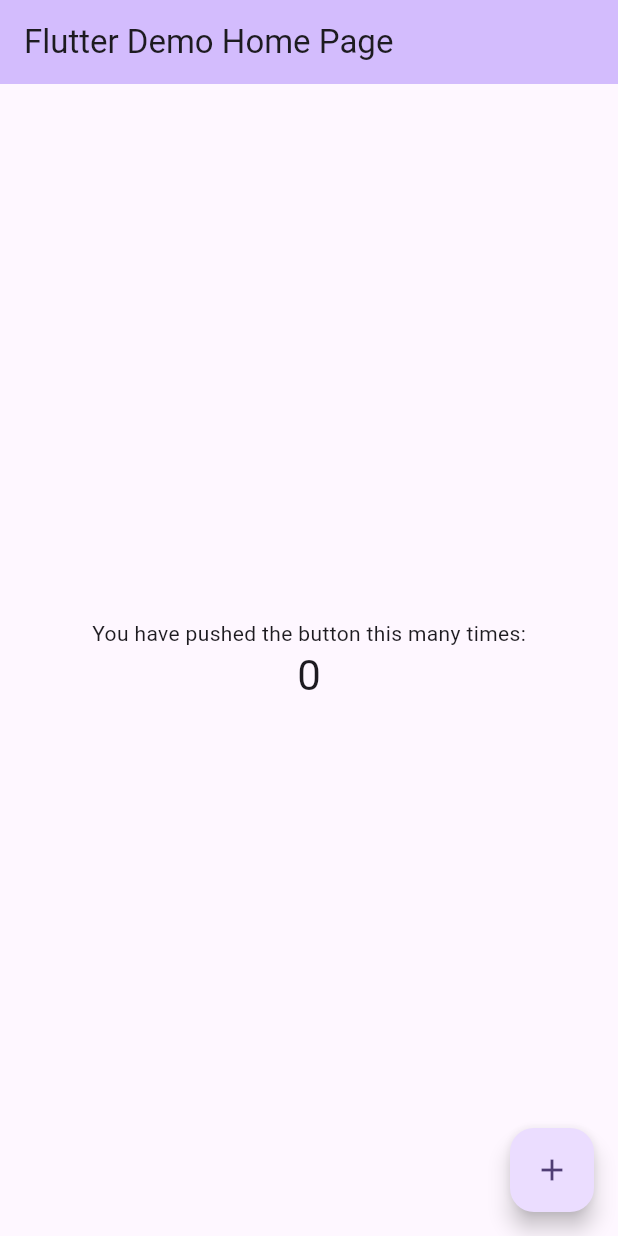
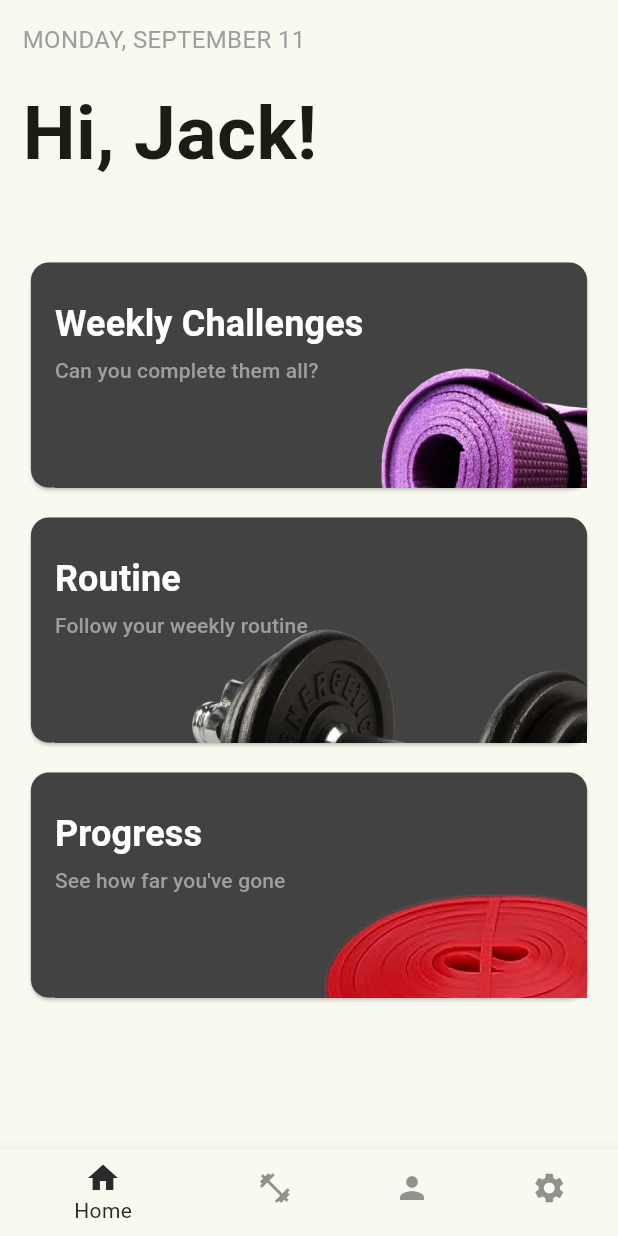
Before and after one commit to GymTecProject/gym-tec-app, a Flutter app: the screen it shows after launch, on a phone screen of 412 x 824 dp. Run offline on Flutter 3.47's test engine with Material 2 defaults, Android fonts, the phone set to English and light mode, and no system bars.

Commit message:
First Home Page version working

```diff
--- /dev/null
+++ b/lib/home_button.dart
@@ -0,0 +1,65 @@
+import 'package:flutter/material.dart';
+
+class HomeButton extends StatelessWidget {
+  final String title;
+  final String subtitle;
+  final String imgPath;
+  final VoidCallback onPressed;
+
+  const HomeButton(
+      {super.key,
+      required this.title,
+      required this.subtitle,
+      required this.imgPath,
+      required this.onPressed});
+
+  @override
+  Widget build(BuildContext context) {
+    return ElevatedButton(
+      onPressed: onPressed,
+      style: ElevatedButton.styleFrom(
+        backgroundColor: const Color(0xFF424242), // Hex color #424242
+        shape: RoundedRectangleBorder(
+          borderRadius: BorderRadius.circular(12.0), // Curved edges
+        ),
+        fixedSize: Size(MediaQuery.of(context).size.width * 0.9, 150),
+        padding: const EdgeInsets.only(top: 16.0, left: 16.0),
+      ),
+      child: Stack(children: <Widget>[
+        Container(
+            alignment: Alignment.bottomRight,
+            child: Image.asset(imgPath,
+                height: 100,
+                width: MediaQuery.of(context).size.width,
+                fit: BoxFit.fitWidth)),
+        Align(
+          alignment: Alignment.topLeft,
+          child: Column(
+            crossAxisAlignment: CrossAxisAlignment.start,
+            children: [
+              Padding(
+                padding: const EdgeInsets.only(top: 8.0),
+                child: Text(
+                  title,
+                  style: const TextStyle(
+                    color: Colors.white,
+                    fontSize: 24,
+                    fontWeight: FontWeight.bold,
+                  ),
+                ),
+              ),
+              const SizedBox(height: 4),
+              Text(
+                subtitle,
+                style: const TextStyle(
+                  color: Colors.grey,
+                  fontSize: 14,
+                ),
+              ),
+            ],
+          ),
+        ),
+      ]),
+    );
+  }
+}
--- /dev/null
+++ b/lib/home_page.dart
@@ -0,0 +1,104 @@
+import 'package:flutter/material.dart';
+import 'package:gym_tec/home_button.dart';
+import 'package:gym_tec/progress_page.dart';
+import 'package:gym_tec/routine_page.dart';
+import 'package:gym_tec/weekly_routines_page.dart';
+
+class HomePage extends StatelessWidget {
+  //Variables needed
+  static const String date = 'MONDAY, SEPTEMBER 11';
+  static const String firstName = 'Jack';
+
+  static const double spaceBetweenButtons = 20.0;
+
+  const HomePage({Key? key}) : super(key: key);
+
+  @override
+  Widget build(BuildContext context) {
+    return SingleChildScrollView(
+      child: Column(
+        crossAxisAlignment: CrossAxisAlignment.stretch,
+        children: [
+          const Padding(
+            padding: EdgeInsets.all(15.0),
+            child: Text(
+              date,
+              style: TextStyle(
+                color: Colors.grey,
+                fontSize: 16,
+              ),
+            ),
+          ),
+          const Padding(
+            padding: EdgeInsets.only(left: 15.0, bottom: 50.0),
+            child: Text(
+              'Hi, $firstName!',
+              style: TextStyle(
+                fontSize: 50,
+                fontWeight: FontWeight.bold,
+              ),
+            ),
+          ),
+          Center(
+            child: Column(
+              children: [
+                HomeButton(
+                  title: 'Weekly Challenges',
+                  subtitle: 'Can you complete them all?',
+                  imgPath: 'images/h1.png',
+                  onPressed: () {
+                    Navigator.of(context).push(
+                      MaterialPageRoute(
+                        builder: (BuildContext context) {
+                          return const WeeklyRoutines();
+                        },
+                      ),
+                    );
+                  },
+                ),
+
+                const SizedBox(
+                    height:
+                        spaceBetweenButtons), // Add spacing between the buttons
+
+                HomeButton(
+                  title: 'Routine',
+                  subtitle: 'Follow your weekly routine',
+                  imgPath: 'images/h2.png',
+                  onPressed: () {
+                    Navigator.of(context).push(
+                      MaterialPageRoute(
+                        builder: (BuildContext context) {
+                          return const RoutinePage();
+                        },
+                      ),
+                    );
+                  },
+                ),
+
+                const SizedBox(
+                    height:
+                        spaceBetweenButtons), // Add spacing between the buttons
+
+                HomeButton(
+                  title: 'Progress',
+                  subtitle: 'See how far you\'ve gone',
+                  imgPath: 'images/h3.png',
+                  onPressed: () {
+                    Navigator.of(context).push(
+                      MaterialPageRoute(
+                        builder: (BuildContext context) {
+                          return const ProgressPage();
+                        },
+                      ),
+                    );
+                  },
+                ),
+              ],
+            ),
+          ),
+        ],
+      ),
+    );
+  }
+}
--- a/lib/main.dart
+++ b/lib/main.dart
@@ -1,4 +1,6 @@
 import 'package:flutter/material.dart';
+import 'package:gym_tec/home_page.dart';
+import 'package:gym_tec/settings_page.dart';
 
 void main() {
   runApp(const MyApp());
@@ -11,115 +13,70 @@ class MyApp extends StatelessWidget {
   @override
   Widget build(BuildContext context) {
     return MaterialApp(
-      title: 'Flutter Demo',
+      debugShowCheckedModeBanner: false,
+      title: 'Gym Tec',
       theme: ThemeData(
-        // This is the theme of your application.
-        //
-        // TRY THIS: Try running your application with "flutter run". You'll see
-        // the application has a blue toolbar. Then, without quitting the app,
-        // try changing the seedColor in the colorScheme below to Colors.green
-        // and then invoke "hot reload" (save your changes or press the "hot
-        // reload" button in a Flutter-supported IDE, or press "r" if you used
-        // the command line to start the app).
-        //
-        // Notice that the counter didn't reset back to zero; the application
-        // state is not lost during the reload. To reset the state, use hot
-        // restart instead.
-        //
-        // This works for code too, not just values: Most code changes can be
-        // tested with just a hot reload.
-        colorScheme: ColorScheme.fromSeed(seedColor: Colors.deepPurple),
+        colorScheme: ColorScheme.fromSeed(
+            seedColor: const Color.fromARGB(255, 96, 182, 39)),
         useMaterial3: true,
       ),
-      home: const MyHomePage(title: 'Flutter Demo Home Page'),
+      home: const RootPage(title: 'Home Page'),
     );
   }
 }
 
-class MyHomePage extends StatefulWidget {
-  const MyHomePage({super.key, required this.title});
-
-  // This widget is the home page of your application. It is stateful, meaning
-  // that it has a State object (defined below) that contains fields that affect
-  // how it looks.
-
-  // This class is the configuration for the state. It holds the values (in this
-  // case the title) provided by the parent (in this case the App widget) and
-  // used by the build method of the State. Fields in a Widget subclass are
-  // always marked "final".
+class RootPage extends StatefulWidget {
+  const RootPage({super.key, required this.title});
 
   final String title;
 
   @override
-  State<MyHomePage> createState() => _MyHomePageState();
+  State<RootPage> createState() => _RootPageState();
 }
 
-class _MyHomePageState extends State<MyHomePage> {
-  int _counter = 0;
+class _RootPageState extends State<RootPage> {
+  var _currentPage = 0;
 
-  void _incrementCounter() {
-    setState(() {
-      // This call to setState tells the Flutter framework that something has
-      // changed in this State, which causes it to rerun the build method below
-      // so that the display can reflect the updated values. If we changed
-      // _counter without calling setState(), then the build method would not be
-      // called again, and so nothing would appear to happen.
-      _counter++;
-    });
-  }
+  List<Widget> pages = const [
+    HomePage(),
+    HomePage(),
+    HomePage(),
+    SettingsPage()
+  ];
 
   @override
   Widget build(BuildContext context) {
-    // This method is rerun every time setState is called, for instance as done
-    // by the _incrementCounter method above.
-    //
-    // The Flutter framework has been optimized to make rerunning build methods
-    // fast, so that you can just rebuild anything that needs updating rather
-    // than having to individually change instances of widgets.
     return Scaffold(
-      appBar: AppBar(
-        // TRY THIS: Try changing the color here to a specific color (to
-        // Colors.amber, perhaps?) and trigger a hot reload to see the AppBar
-        // change color while the other colors stay the same.
-        backgroundColor: Theme.of(context).colorScheme.inversePrimary,
-        // Here we take the value from the MyHomePage object that was created by
-        // the App.build method, and use it to set our appbar title.
-        title: Text(widget.title),
-      ),
-      body: Center(
-        // Center is a layout widget. It takes a single child and positions it
-        // in the middle of the parent.
-        child: Column(
-          // Column is also a layout widget. It takes a list of children and
-          // arranges them vertically. By default, it sizes itself to fit its
-          // children horizontally, and tries to be as tall as its parent.
-          //
-          // Column has various properties to control how it sizes itself and
-          // how it positions its children. Here we use mainAxisAlignment to
-          // center the children vertically; the main axis here is the vertical
-          // axis because Columns are vertical (the cross axis would be
-          // horizontal).
-          //
-          // TRY THIS: Invoke "debug painting" (choose the "Toggle Debug Paint"
-          // action in the IDE, or press "p" in the console), to see the
-          // wireframe for each widget.
-          mainAxisAlignment: MainAxisAlignment.center,
-          children: <Widget>[
-            const Text(
-              'You have pushed the button this many times:',
-            ),
-            Text(
-              '$_counter',
-              style: Theme.of(context).textTheme.headlineMedium,
-            ),
+        body: LayoutBuilder(
+          builder: (BuildContext context, BoxConstraints constraints) {
+            final screenWidth = constraints.maxWidth;
+            final screenHeight = constraints.maxHeight;
+            debugPrint(
+                'Screen Width: $screenWidth, Screen Height: $screenHeight');
+
+            return pages[_currentPage];
+          },
+        ),
+        bottomNavigationBar: BottomNavigationBar(
+          //backgroundColor: Color.fromARGB(255, 53, 45, 45),
+          selectedItemColor: const Color.fromARGB(255, 42, 42, 42),
+          unselectedItemColor: const Color.fromARGB(255, 42, 42, 42)
+              .withOpacity(0.5), // Unselected icon and text color
+          currentIndex: _currentPage,
+          onTap: (int index) {
+            setState(() {
+              _currentPage = index;
+            });
+          },
+
+          items: const [
+            BottomNavigationBarItem(icon: Icon(Icons.home), label: 'Home'),
+            BottomNavigationBarItem(
+                icon: Icon(Icons.fitness_center), label: 'Exercises'),
+            BottomNavigationBarItem(icon: Icon(Icons.person), label: 'Profile'),
+            BottomNavigationBarItem(
+                icon: Icon(Icons.settings), label: 'Settings')
           ],
-        ),
-      ),
-      floatingActionButton: FloatingActionButton(
-        onPressed: _incrementCounter,
-        tooltip: 'Increment',
-        child: const Icon(Icons.add),
-      ), // This trailing comma makes auto-formatting nicer for build methods.
-    );
+        ));
   }
 }
--- a/pubspec.yaml
+++ b/pubspec.yaml
@@ -59,8 +59,8 @@ flutter:
   uses-material-design: true
 
   # To add assets to your application, add an assets section, like this:
-  # assets:
-  #   - images/a_dot_burr.jpeg
+  assets:
+      - images/
   #   - images/a_dot_ham.jpeg
 
   # An image asset can refer to one or more resolution-specific "variants", see
```
Also changed, not shown: lib/progress_page.dart (added, +20 -0 lines), lib/routine_page.dart (added, +20 -0 lines), lib/settings_page.dart (added, +20 -0 lines), lib/weekly_routines_page.dart (added, +20 -0 lines), images/h1.png (added), images/h2.png (added), images/h3.png (added), images/home1.png (added).
